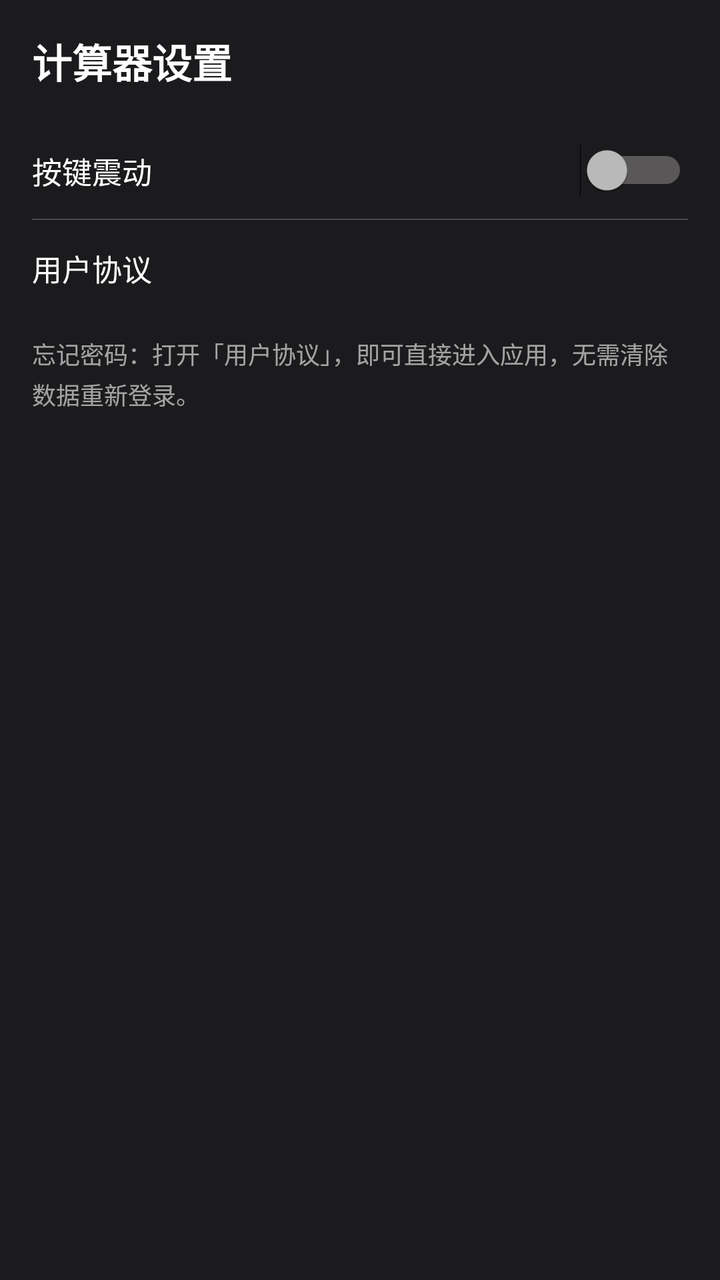
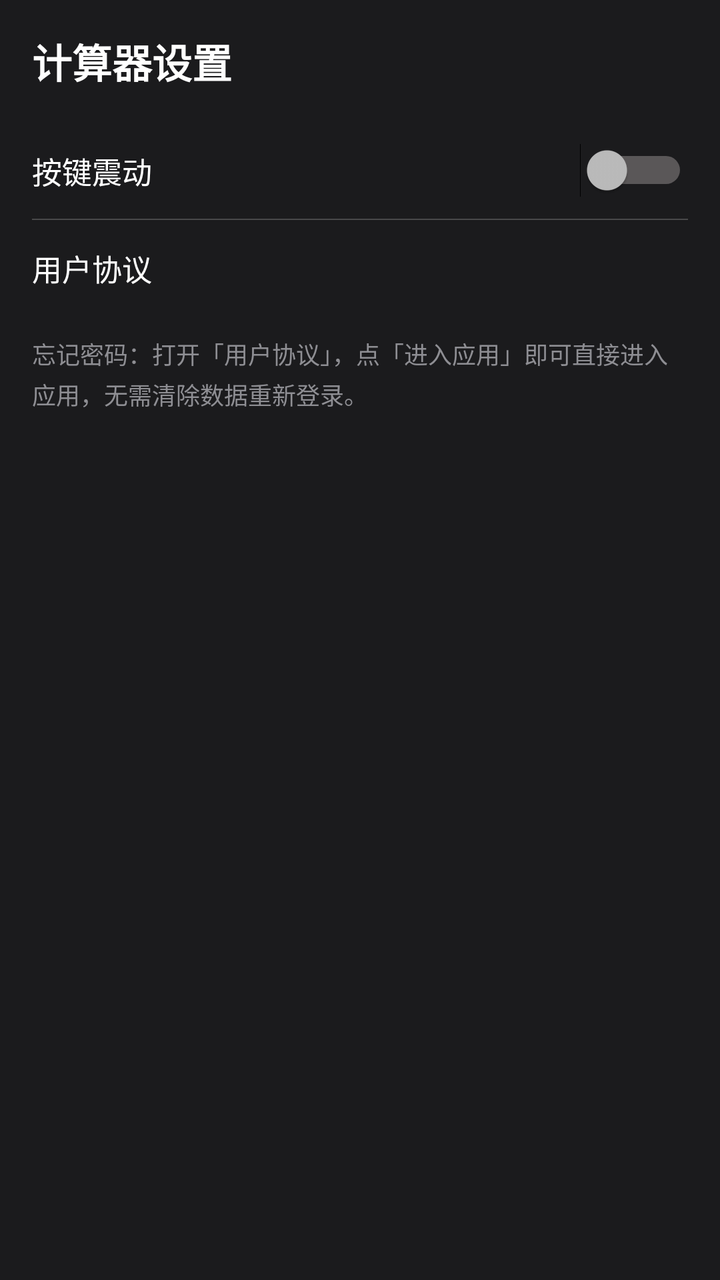

An Android layout rendered at two revisions. The XML below is the earlier revision; the diff shows what the commit changed to produce the second picture.
<!-- AndroidManifest.xml: application theme Theme.BiliClient -->
<!-- res/layout/activity_calc_settings.xml -->
<?xml version="1.0" encoding="utf-8"?>
<LinearLayout xmlns:android="http://schemas.android.com/apk/res/android"
    android:layout_width="match_parent"
    android:layout_height="match_parent"
    android:background="#FF1B1B1D"
    android:orientation="vertical">

    <TextView
        android:layout_width="wrap_content"
        android:layout_height="wrap_content"
        android:padding="16dp"
        android:text="计算器设置"
        android:textColor="#FFFFFFFF"
        android:textSize="20sp"
        android:textStyle="bold" />

    
    <LinearLayout
        android:layout_width="match_parent"
        android:layout_height="48dp"
        android:gravity="center_vertical"
        android:orientation="horizontal"
        android:paddingHorizontal="16dp">

        <TextView
            android:layout_width="0dp"
            android:layout_height="wrap_content"
            android:layout_weight="1"
            android:text="按键震动"
            android:textColor="#FFFFFFFF"
            android:textSize="15sp" />

        <Switch
            android:id="@+id/calc_haptic_switch"
            android:layout_width="wrap_content"
            android:layout_height="wrap_content" />
    </LinearLayout>

    <View
        android:layout_width="match_parent"
        android:layout_height="0.5dp"
        android:layout_marginHorizontal="16dp"
        android:background="#33FFFFFF" />

    <TextView
        android:id="@+id/agreement_row"
        android:layout_width="match_parent"
        android:layout_height="48dp"
        android:background="?android:attr/selectableItemBackground"
        android:gravity="center_vertical"
        android:paddingHorizontal="16dp"
        android:text="用户协议"
        android:textColor="#FFFFFFFF"
        android:textSize="15sp" />

    
    <TextView
        android:layout_width="match_parent"
        android:layout_height="wrap_content"
        android:paddingHorizontal="16dp"
        android:paddingTop="10dp"
        android:lineSpacingExtra="3dp"
        android:text="忘记密码：打开「用户协议」，即可直接进入应用，无需清除数据重新登录。"
        android:textColor="#99FFFFFF"
        android:textSize="12sp" />

</LinearLayout>
<!-- resources referenced by this layout -->
<resources>
  <color name="bgblack">#000000</color>
  <color name="pink">#FBFB8787</color>
  <color name="textwhite">#ebe0e2</color>
  <color name="card_border_new">#363636</color>
  <style name="TextViewSytle" parent="Widget.AppCompat.TextView">
          <item name="android:textSize">14sp</item>
          #设置默认字体大小，某些设备的默认字体偏大
      </style>
  <style name="EditTextStyle" parent="Widget.AppCompat.EditText">
          <item name="android:textColorHint">#80ffffff</item>
          <item name="android:textCursorDrawable">@drawable/cursor_drawable</item>
          <item name="android:textColor">@color/textwhite</item>
      </style>
  <style name="CardStyle" parent="Widget.MaterialComponents.CardView">
          <item name="cardBackgroundColor">@color/card_bg_new</item>
          <item name="cardCornerRadius">@dimen/card_round_new</item>
          <item name="strokeColor">@color/card_border_new</item>
          <item name="strokeWidth">@dimen/card_stroke_new</item>
          <item name="rippleColor" tools:ignore="PrivateResource">@android:color/transparent</item>
          
          <item name="cardElevation">0dp</item>
          <item name="android:stateListAnimator" tools:targetApi="lollipop">@animator/press_scale</item>
          <item name="android:clickable">true</item>
          <item name="android:focusable">true</item>
      </style>
  <style name="ButtonStyle" parent="Widget.MaterialComponents.Button">
          <item name="backgroundTint">@color/card_bg_new</item>
          <item name="cornerRadius">@dimen/card_round_new</item>
          <item name="strokeColor">@color/card_border_new</item>
          <item name="strokeWidth">@dimen/card_stroke_new</item>
          <item name="android:stateListAnimator" tools:targetApi="lollipop">@animator/press_scale</item>
          <item name="android:textColor">@color/textwhite</item>
          <item name="android:insetTop">2dp</item>
          <item name="android:insetBottom">2dp</item>
          <item name="android:paddingLeft">2dp</item>
          <item name="android:paddingRight">2dp</item>
          <item name="android:clickable">true</item>
          <item name="android:focusable">true</item>
      </style>
  <style name="SwitchCompatStyle" parent="Widget.AppCompat.CompoundButton.Switch">
          <item name="android:paddingLeft">6dp</item>
          <item name="android:paddingRight">2dp</item>
          <item name="android:background">@drawable/background_edittext_setting</item>
          <item name="android:textColor">@color/textwhite</item>
      </style>
  <style name="RadioButtonStyle" parent="Widget.MaterialComponents.CompoundButton.RadioButton">
          <item name="android:minHeight">10dp</item>
      </style>
  <style name="ListStyle">
          <item name="android:descendantFocusability">afterDescendants</item>
      </style>
  <color name="bili_pink">#FE679A</color>
  <color name="color_ripple">#78FEFEFE</color>
  <!-- drawable cursor_drawable (drawable) -->
  <?xml version="1.0" encoding="utf-8"?>
  
  <shape xmlns:android="http://schemas.android.com/apk/res/android">
      <solid android:color="#eeFB7299" />
      <size android:width="2dp" />
  </shape>
  <color name="card_bg_new">#4D262626</color>
  <dimen name="card_round_new">10dp</dimen>
  <dimen name="card_stroke_new">0.5dp</dimen>
  <!-- drawable background_edittext_setting (drawable) -->
  <?xml version="1.0" encoding="utf-8"?>
  
  <shape xmlns:android="http://schemas.android.com/apk/res/android">
      <solid android:color="#cc262626" />
      <stroke
          android:width="@dimen/card_stroke"
          android:color="#70707070" />
      <corners android:radius="@dimen/card_round" />
  </shape>
  <dimen name="card_stroke">0dp</dimen>
  <dimen name="card_round">6dp</dimen>
  <!-- unchanged entries left out for length: 2 -->
</resources>

<!-- the commit's change to res/layout/activity_calc_settings.xml (unified diff, before → after) -->
@@ -3,65 +3,79 @@
     android:layout_width="match_parent"
     android:layout_height="match_parent"
     android:background="#FF1B1B1D"
+    android:fitsSystemWindows="true"
     android:orientation="vertical">
 
-    <TextView
-        android:layout_width="wrap_content"
-        android:layout_height="wrap_content"
-        android:padding="16dp"
-        android:text="计算器设置"
-        android:textColor="#FFFFFFFF"
-        android:textSize="20sp"
-        android:textStyle="bold" />
+    <ScrollView
+        android:layout_width="match_parent"
+        android:layout_height="0dp"
+        android:layout_weight="1"
+        android:fillViewport="true">
 
-    
-    <LinearLayout
-        android:layout_width="match_parent"
-        android:layout_height="48dp"
-        android:gravity="center_vertical"
-        android:orientation="horizontal"
-        android:paddingHorizontal="16dp">
+        <LinearLayout
+            android:layout_width="match_parent"
+            android:layout_height="wrap_content"
+            android:orientation="vertical">
 
-        <TextView
-            android:layout_width="0dp"
-            android:layout_height="wrap_content"
-            android:layout_weight="1"
-            android:text="按键震动"
-            android:textColor="#FFFFFFFF"
-            android:textSize="15sp" />
+            <TextView
+                android:layout_width="wrap_content"
+                android:layout_height="wrap_content"
+                android:padding="16dp"
+                android:text="计算器设置"
+                android:textColor="#FFFFFFFF"
+                android:textSize="20sp"
+                android:textStyle="bold" />
 
-        <Switch
-            android:id="@+id/calc_haptic_switch"
-            android:layout_width="wrap_content"
-            android:layout_height="wrap_content" />
-    </LinearLayout>
+            
+            <LinearLayout
+                android:layout_width="match_parent"
+                android:layout_height="48dp"
+                android:gravity="center_vertical"
+                android:orientation="horizontal"
+                android:paddingHorizontal="16dp">
 
-    <View
-        android:layout_width="match_parent"
-        android:layout_height="0.5dp"
-        android:layout_marginHorizontal="16dp"
-        android:background="#33FFFFFF" />
+                <TextView
+                    android:layout_width="0dp"
+                    android:layout_height="wrap_content"
+                    android:layout_weight="1"
+                    android:text="按键震动"
+                    android:textColor="#FFFFFFFF"
+                    android:textSize="15sp" />
 
-    <TextView
-        android:id="@+id/agreement_row"
-        android:layout_width="match_parent"
-        android:layout_height="48dp"
-        android:background="?android:attr/selectableItemBackground"
-        android:gravity="center_vertical"
-        android:paddingHorizontal="16dp"
-        android:text="用户协议"
-        android:textColor="#FFFFFFFF"
-        android:textSize="15sp" />
+                <Switch
+                    android:id="@+id/calc_haptic_switch"
+                    android:layout_width="wrap_content"
+                    android:layout_height="wrap_content" />
+            </LinearLayout>
 
-    
-    <TextView
-        android:layout_width="match_parent"
-        android:layout_height="wrap_content"
-        android:paddingHorizontal="16dp"
-        android:paddingTop="10dp"
-        android:lineSpacingExtra="3dp"
-        android:text="忘记密码：打开「用户协议」，即可直接进入应用，无需清除数据重新登录。"
-        android:textColor="#99FFFFFF"
-        android:textSize="12sp" />
+            <View
+                android:layout_width="match_parent"
+                android:layout_height="0.5dp"
+                android:layout_marginHorizontal="16dp"
+                android:background="#33FFFFFF" />
+
+            <TextView
+                android:id="@+id/agreement_row"
+                android:layout_width="match_parent"
+                android:layout_height="48dp"
+                android:background="?android:attr/selectableItemBackground"
+                android:gravity="center_vertical"
+                android:paddingHorizontal="16dp"
+                android:text="用户协议"
+                android:textColor="#FFFFFFFF"
+                android:textSize="15sp" />
+
+            
+            <TextView
+                android:layout_width="match_parent"
+                android:layout_height="wrap_content"
+                android:lineSpacingExtra="3dp"
+                android:paddingHorizontal="16dp"
+                android:paddingTop="10dp"
+                android:text="忘记密码：打开「用户协议」，点「进入应用」即可直接进入应用，无需清除数据重新登录。"
+                android:textColor="#FF8E8E93"
+                android:textSize="12sp" />
+        </LinearLayout>
+    </ScrollView>
 
 </LinearLayout>
